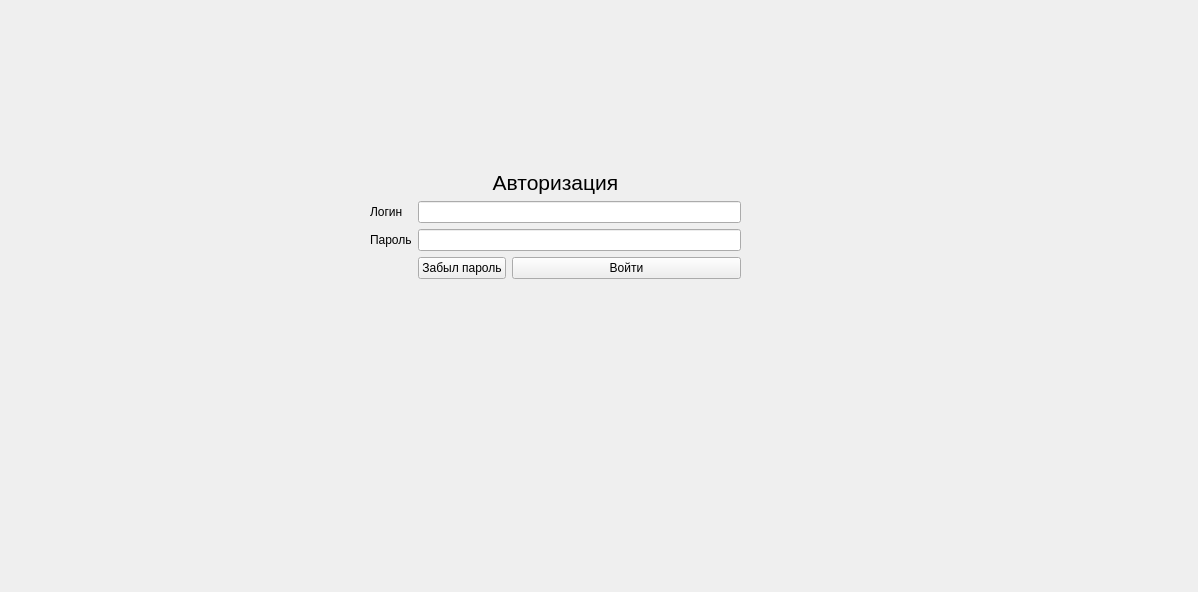
The window that auth_form.ui (k0swel/mpu_project) describes before a commit, drawn with Qt 5.
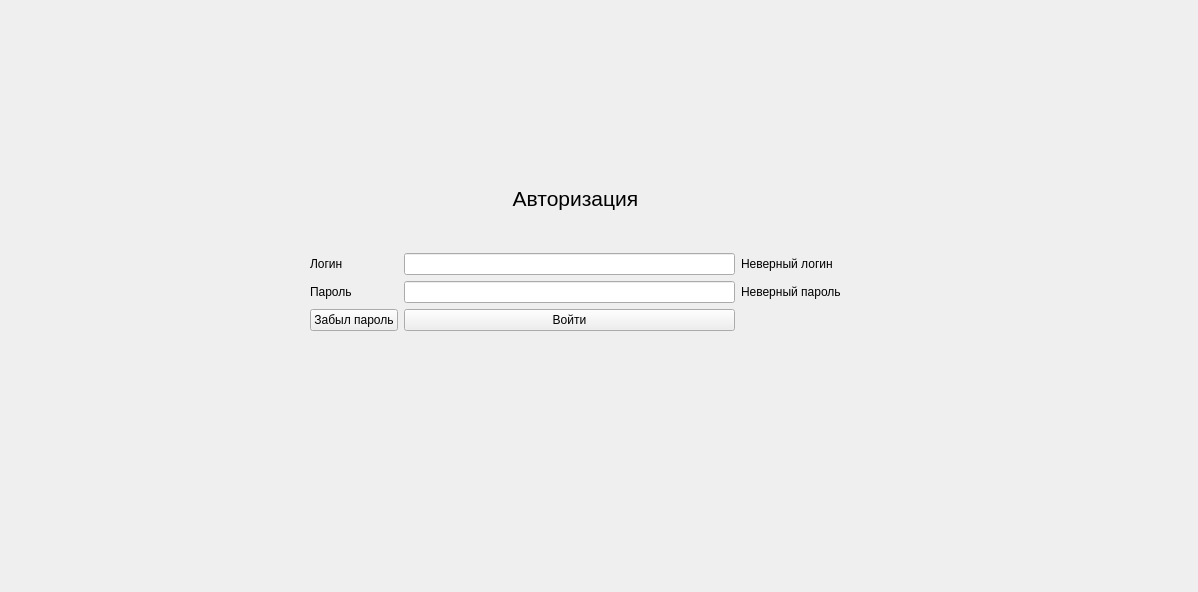
The same window after the commit.

Patch:
```diff
--- a/auth_form.ui
+++ b/auth_form.ui
@@ -16,46 +16,69 @@
   <widget class="QWidget" name="formLayoutWidget">
    <property name="geometry">
     <rect>
-     <x>370</x>
-     <y>170</y>
-     <width>371</width>
-     <height>167</height>
+     <x>310</x>
+     <y>150</y>
+     <width>531</width>
+     <height>181</height>
     </rect>
    </property>
-   <layout class="QFormLayout" name="formLayout">
+   <layout class="QGridLayout" name="gridLayout">
+    <item row="1" column="1">
+     <widget class="QLineEdit" name="lineEdit_login"/>
+    </item>
+    <item row="2" column="1">
+     <widget class="QLineEdit" name="lineEdit_password">
+      <property name="echoMode">
+       <enum>QLineEdit::EchoMode::Password</enum>
+      </property>
+      <property name="clearButtonEnabled">
+       <bool>false</bool>
+      </property>
+     </widget>
+    </item>
     <item row="2" column="0">
-     <widget class="QLabel" name="label_login">
-      <property name="text">
-       <string>Логин</string>
-      </property>
-     </widget>
-    </item>
-    <item row="3" column="0">
      <widget class="QLabel" name="label_password">
       <property name="text">
        <string>Пароль</string>
       </property>
      </widget>
     </item>
-    <item row="4" column="1">
-     <layout class="QFormLayout" name="formLayout_3">
-      <item row="0" column="1">
-       <widget class="QPushButton" name="pushButton_login">
-        <property name="text">
-         <string>Войти</string>
-        </property>
-       </widget>
-      </item>
-      <item row="0" column="0">
-       <widget class="QPushButton" name="pushButton_reset_password">
-        <property name="text">
-         <string>Забыл пароль</string>
-        </property>
-       </widget>
-      </item>
-     </layout>
+    <item row="3" column="0">
+     <widget class="QPushButton" name="pushButton_reset_password">
+      <property name="text">
+       <string>Забыл пароль</string>
+      </property>
+     </widget>
     </item>
-    <item row="1" column="0" colspan="2">
+    <item row="1" column="0">
+     <widget class="QLabel" name="label_login">
+      <property name="text">
+       <string>Логин</string>
+      </property>
+     </widget>
+    </item>
+    <item row="3" column="1">
+     <widget class="QPushButton" name="pushButton_login">
+      <property name="text">
+       <string>Войти</string>
+      </property>
+     </widget>
+    </item>
+    <item row="1" column="2">
+     <widget class="QLabel" name="label_wrong_login">
+      <property name="text">
+       <string>Неверный логин</string>
+      </property>
+     </widget>
+    </item>
+    <item row="2" column="2">
+     <widget class="QLabel" name="label_wrong_password">
+      <property name="text">
+       <string>Неверный пароль</string>
+      </property>
+     </widget>
+    </item>
+    <item row="0" column="0" colspan="3">
      <widget class="QLabel" name="label">
       <property name="font">
        <font>
@@ -70,19 +93,6 @@
       </property>
      </widget>
     </item>
-    <item row="2" column="1">
-     <widget class="QLineEdit" name="lineEdit_login"/>
-    </item>
-    <item row="3" column="1">
-     <widget class="QLineEdit" name="lineEdit_password">
-      <property name="echoMode">
-       <enum>QLineEdit::EchoMode::Password</enum>
-      </property>
-      <property name="clearButtonEnabled">
-       <bool>false</bool>
-      </property>
-     </widget>
-    </item>
    </layout>
   </widget>
  </widget>
```
Left out of the diff: 2 changed lines with no effect on the pictures.
